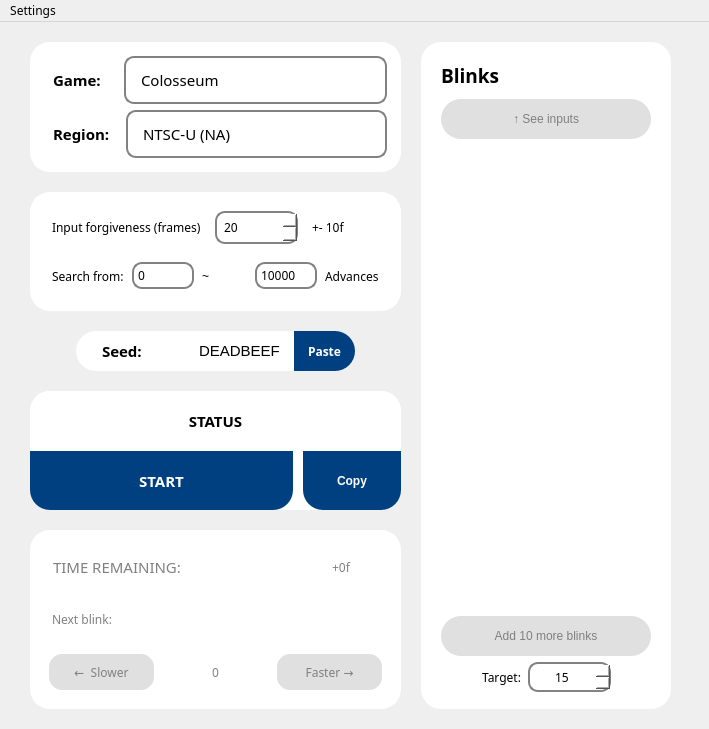
Old version of the form OpenBlink/GuiProjectBackup/OpenBlink2/mainwindow.ui in the repository KapitalRoser/OpenBlink.
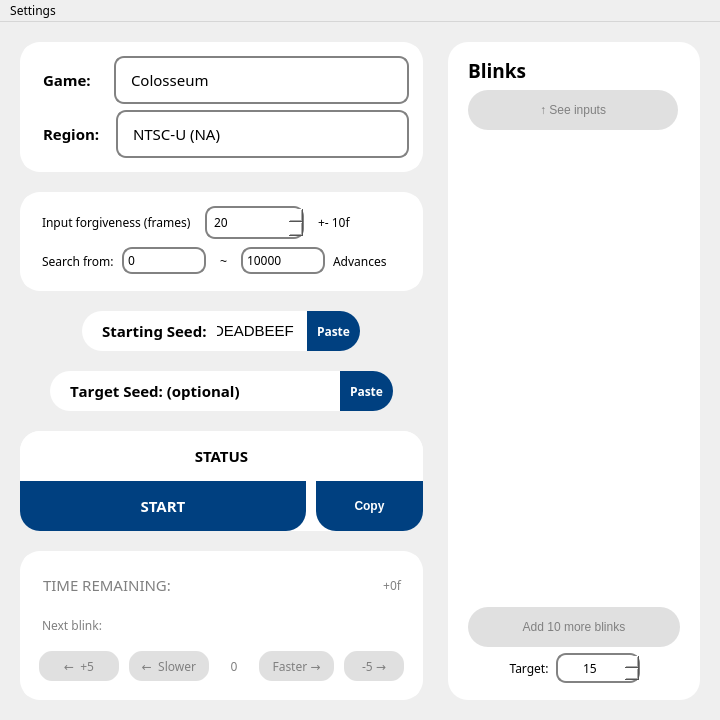
New version of the form. Icons and pictures are not drawn.

Commit message:
Implement +-5 frame adjustment
+ Possibly fix 0x0 seed bug on completion of calibration.

Diff of the .ui file:
```diff
--- a/OpenBlink/GuiProjectBackup/OpenBlink2/mainwindow.ui
+++ b/OpenBlink/GuiProjectBackup/OpenBlink2/mainwindow.ui
@@ -6,10 +6,16 @@
    <rect>
     <x>0</x>
     <y>0</y>
-    <width>709</width>
-    <height>729</height>
+    <width>720</width>
+    <height>717</height>
    </rect>
   </property>
+  <property name="sizePolicy">
+   <sizepolicy hsizetype="Preferred" vsizetype="Preferred">
+    <horstretch>0</horstretch>
+    <verstretch>0</verstretch>
+   </sizepolicy>
+  </property>
   <property name="font">
    <font>
     <family>Century Gothic</family>
@@ -26,33 +32,30 @@
    <bool>false</bool>
   </property>
   <widget class="QWidget" name="centralwidget">
-   <widget class="QWidget" name="horizontalLayoutWidget">
-    <property name="geometry">
-     <rect>
-      <x>20</x>
-      <y>10</y>
-      <width>661</width>
-      <height>687</height>
-     </rect>
-    </property>
-    <layout class="QHBoxLayout" name="BodyHoriz" stretch="1,3">
+   <property name="sizePolicy">
+    <sizepolicy hsizetype="Fixed" vsizetype="Fixed">
+     <horstretch>0</horstretch>
+     <verstretch>0</verstretch>
+    </sizepolicy>
+   </property>
+   <layout class="QHBoxLayout" name="horizontalLayout">
      <property name="spacing">
-      <number>20</number>
+     <number>25</number>
      </property>
      <property name="leftMargin">
-      <number>10</number>
+     <number>20</number>
      </property>
      <property name="topMargin">
-      <number>10</number>
+     <number>20</number>
      </property>
      <property name="rightMargin">
-      <number>10</number>
+     <number>20</number>
      </property>
      <property name="bottomMargin">
-      <number>10</number>
+     <number>20</number>
      </property>
      <item>
-      <layout class="QVBoxLayout" name="verticalLayout_5" stretch="2,2,0,2,3">
+     <layout class="QVBoxLayout" name="verticalLayout_5" stretch="2,2,0,0,2,3">
        <property name="spacing">
         <number>20</number>
        </property>
@@ -383,14 +386,23 @@
             <item>
              <widget class="QLabel" name="label_4">
               <property name="sizePolicy">
-               <sizepolicy hsizetype="Minimum" vsizetype="Minimum">
+              <sizepolicy hsizetype="Preferred" vsizetype="Preferred">
                 <horstretch>0</horstretch>
                 <verstretch>0</verstretch>
                </sizepolicy>
               </property>
+             <property name="maximumSize">
+              <size>
+               <width>35</width>
+               <height>16777215</height>
+              </size>
+             </property>
               <property name="text">
                <string>~</string>
               </property>
+             <property name="alignment">
+              <set>Qt::AlignCenter</set>
+             </property>
              </widget>
             </item>
             <item>
@@ -495,7 +507,7 @@
              <number>0</number>
             </property>
             <property name="leftMargin">
-             <number>26</number>
+            <number>20</number>
             </property>
             <property name="topMargin">
              <number>0</number>
@@ -523,18 +535,24 @@
                </font>
               </property>
               <property name="text">
-               <string>Seed:</string>
+              <string>Starting Seed:</string>
               </property>
              </widget>
             </item>
             <item>
              <widget class="QLineEdit" name="seedEntry">
               <property name="sizePolicy">
-               <sizepolicy hsizetype="Preferred" vsizetype="Expanding">
+              <sizepolicy hsizetype="Fixed" vsizetype="Preferred">
                 <horstretch>0</horstretch>
                 <verstretch>0</verstretch>
                </sizepolicy>
               </property>
+             <property name="maximumSize">
+              <size>
+               <width>100</width>
+               <height>16777215</height>
+              </size>
+             </property>
               <property name="font">
                <font>
                 <family>Segoe UI</family>
@@ -615,6 +633,177 @@
          </item>
         </layout>
        </item>
+      <item>
+       <layout class="QHBoxLayout" name="horizontalLayout_8">
+        <item>
+         <widget class="QFrame" name="targetSeedQFrame">
+          <property name="enabled">
+           <bool>true</bool>
+          </property>
+          <property name="sizePolicy">
+           <sizepolicy hsizetype="Fixed" vsizetype="Fixed">
+            <horstretch>0</horstretch>
+            <verstretch>0</verstretch>
+           </sizepolicy>
+          </property>
+          <property name="maximumSize">
+           <size>
+            <width>16777215</width>
+            <height>16777215</height>
+           </size>
+          </property>
+          <property name="styleSheet">
+           <string notr="true">
+*{
+color: black;
+background-color: white;
+border-radius: 20px;
+}
+*:disabled{
+color:grey;
+font-weight:normal;}
+QLineEdit:disabled{color:grey;}</string>
+          </property>
+          <property name="frameShape">
+           <enum>QFrame::StyledPanel</enum>
+          </property>
+          <property name="frameShadow">
+           <enum>QFrame::Raised</enum>
+          </property>
+          <layout class="QHBoxLayout" name="horizontalLayout_4" stretch="5,5,2">
+           <property name="spacing">
+            <number>0</number>
+           </property>
+           <property name="leftMargin">
+            <number>20</number>
+           </property>
+           <property name="topMargin">
+            <number>0</number>
+           </property>
+           <property name="rightMargin">
+            <number>0</number>
+           </property>
+           <property name="bottomMargin">
+            <number>0</number>
+           </property>
+           <item>
+            <widget class="QLabel" name="targetSeedLabelEntry">
+             <property name="sizePolicy">
+              <sizepolicy hsizetype="Fixed" vsizetype="Preferred">
+               <horstretch>0</horstretch>
+               <verstretch>0</verstretch>
+              </sizepolicy>
+             </property>
+             <property name="font">
+              <font>
+               <family>Century Gothic</family>
+               <pointsize>11</pointsize>
+               <bold>true</bold>
+               <kerning>false</kerning>
+              </font>
+             </property>
+             <property name="text">
+              <string>Target Seed: (optional)</string>
+             </property>
+            </widget>
+           </item>
+           <item>
+            <widget class="QLineEdit" name="targetSeedEntry">
+             <property name="sizePolicy">
+              <sizepolicy hsizetype="Fixed" vsizetype="Preferred">
+               <horstretch>0</horstretch>
+               <verstretch>0</verstretch>
+              </sizepolicy>
+             </property>
+             <property name="maximumSize">
+              <size>
+               <width>100</width>
+               <height>16777215</height>
+              </size>
+             </property>
+             <property name="font">
+              <font>
+               <family>Segoe UI</family>
+               <pointsize>11</pointsize>
+              </font>
+             </property>
+             <property name="styleSheet">
+              <string notr="true">padding:10px;</string>
+             </property>
+             <property name="text">
+              <string/>
+             </property>
+             <property name="maxLength">
+              <number>8</number>
+             </property>
+             <property name="alignment">
+              <set>Qt::AlignRight|Qt::AlignTrailing|Qt::AlignVCenter</set>
+             </property>
+             <property name="readOnly">
+              <bool>false</bool>
+             </property>
+            </widget>
+           </item>
+           <item>
+            <widget class="QPushButton" name="targetPasteButton">
+             <property name="sizePolicy">
+              <sizepolicy hsizetype="Expanding" vsizetype="Expanding">
+               <horstretch>0</horstretch>
+               <verstretch>0</verstretch>
+              </sizepolicy>
+             </property>
+             <property name="minimumSize">
+              <size>
+               <width>0</width>
+               <height>0</height>
+              </size>
+             </property>
+             <property name="maximumSize">
+              <size>
+               <width>600</width>
+               <height>100</height>
+              </size>
+             </property>
+             <property name="font">
+              <font>
+               <family>Century Gothic</family>
+               <pointsize>9</pointsize>
+               <italic>false</italic>
+               <bold>true</bold>
+              </font>
+             </property>
+             <property name="styleSheet">
+              <string notr="true">QPushButton{background-color: #004080;
+font: 9pt &quot;Century Gothic&quot;;
+color: white;
+font-weight: bold;
+border-radius:0px;
+border-top-right-radius:20px;
+border-bottom-right-radius:20px;
+padding:10px;
+}
+QPushButton:hover{
+background-color: #265d93;
+}
+QPushButton:pressed{
+background-color: #004080;
+}
+QPushButton:disabled{
+background-color:#e0e0e0;
+font-weight:normal;
+color:grey;
+}</string>
+             </property>
+             <property name="text">
+              <string>Paste</string>
+             </property>
+            </widget>
+           </item>
+          </layout>
+         </widget>
+        </item>
+       </layout>
+      </item>
        <item>
         <widget class="QFrame" name="statusFrame">
          <property name="font">
@@ -772,6 +961,12 @@
          <property name="enabled">
           <bool>false</bool>
          </property>
+        <property name="sizePolicy">
+         <sizepolicy hsizetype="Preferred" vsizetype="Preferred">
+          <horstretch>0</horstretch>
+          <verstretch>0</verstretch>
+         </sizepolicy>
+        </property>
          <property name="autoFillBackground">
           <bool>false</bool>
          </property>
@@ -793,12 +988,56 @@
           <enum>QFrame::Raised</enum>
          </property>
          <layout class="QGridLayout" name="gridLayout">
-          <item row="2" column="0" colspan="3">
-           <layout class="QHBoxLayout" name="horizontalLayout">
             <property name="spacing">
              <number>0</number>
             </property>
-            <item>
+         <item row="2" column="0">
+          <widget class="QPushButton" name="slowerButtonX5">
+           <property name="sizePolicy">
+            <sizepolicy hsizetype="Preferred" vsizetype="Preferred">
+             <horstretch>0</horstretch>
+             <verstretch>0</verstretch>
+            </sizepolicy>
+           </property>
+           <property name="minimumSize">
+            <size>
+             <width>90</width>
+             <height>0</height>
+            </size>
+           </property>
+           <property name="font">
+            <font>
+             <family>Century Gothic</family>
+             <pointsize>9</pointsize>
+             <italic>false</italic>
+             <bold>true</bold>
+            </font>
+           </property>
+           <property name="styleSheet">
+            <string notr="true">QPushButton{background-color: #004080;
+font: 9pt &quot;Century Gothic&quot;;
+color: white;
+font-weight: bold;
+border-radius:18px;
+}
+QPushButton:hover{
+background-color: #265d93;
+}
+QPushButton:pressed{
+background-color: #004080;
+}
+QPushButton:disabled{
+background-color:#e0e0e0;
+font-weight:normal;
+color:grey;
+}</string>
+           </property>
+           <property name="text">
+            <string>←  +5</string>
+           </property>
+          </widget>
+         </item>
+         <item row="2" column="1">
              <widget class="QPushButton" name="slowerButton">
               <property name="sizePolicy">
                <sizepolicy hsizetype="Preferred" vsizetype="Preferred">
@@ -808,7 +1047,7 @@
               </property>
               <property name="minimumSize">
                <size>
-                <width>115</width>
+             <width>90</width>
                 <height>0</height>
                </size>
               </property>
@@ -844,7 +1083,7 @@
               </property>
              </widget>
             </item>
-            <item>
+         <item row="2" column="2">
              <widget class="QLabel" name="nudgeOffsetLabel">
               <property name="sizePolicy">
                <sizepolicy hsizetype="Preferred" vsizetype="Preferred">
@@ -873,7 +1112,7 @@
               </property>
              </widget>
             </item>
-            <item>
+         <item row="2" column="3">
              <widget class="QPushButton" name="fasterButton">
               <property name="sizePolicy">
                <sizepolicy hsizetype="Preferred" vsizetype="Preferred">
@@ -883,7 +1122,7 @@
               </property>
               <property name="minimumSize">
                <size>
-                <width>115</width>
+             <width>85</width>
                 <height>0</height>
                </size>
               </property>
@@ -922,41 +1161,56 @@
               </property>
              </widget>
             </item>
-           </layout>
-          </item>
-          <item row="0" column="2">
-           <widget class="QLabel" name="nudgeMSLabel">
-            <property name="font">
-             <font>
-              <family>Century Gothic</family>
-              <italic>false</italic>
-              <bold>false</bold>
-             </font>
-            </property>
-            <property name="text">
-             <string>+0f</string>
-            </property>
-            <property name="alignment">
-             <set>Qt::AlignCenter</set>
-            </property>
-           </widget>
-          </item>
-          <item row="0" column="0">
-           <widget class="QLabel" name="TotalTimeLabel">
+         <item row="2" column="4">
+          <widget class="QPushButton" name="fasterButtonX5">
+           <property name="sizePolicy">
+            <sizepolicy hsizetype="Preferred" vsizetype="Preferred">
+             <horstretch>0</horstretch>
+             <verstretch>0</verstretch>
+            </sizepolicy>
+           </property>
+           <property name="minimumSize">
+            <size>
+             <width>70</width>
+             <height>0</height>
+            </size>
+           </property>
             <property name="font">
              <font>
               <family>Century Gothic</family>
-              <pointsize>11</pointsize>
+             <pointsize>9</pointsize>
               <italic>false</italic>
-              <bold>false</bold>
-             </font>
-            </property>
+             <bold>true</bold>
+            </font>
+           </property>
+           <property name="autoFillBackground">
+            <bool>false</bool>
+           </property>
+           <property name="styleSheet">
+            <string notr="true">QPushButton{background-color: #004080;
+font: 9pt &quot;Century Gothic&quot;;
+color: white;
+font-weight: bold;
+border-radius:18px;
+}
+QPushButton:hover{
+background-color: #265d93;
+}
+QPushButton:pressed{
+background-color: #004080;
+}
+QPushButton:disabled{
+background-color:#e0e0e0;
+font-weight:normal;
+color:grey;
+}</string>
+           </property>
             <property name="text">
-             <string>TIME REMAINING:</string>
+            <string>-5 →</string>
             </property>
            </widget>
           </item>
-          <item row="1" column="0">
+         <item row="1" column="0" colspan="5">
            <widget class="QLabel" name="localTimeLabel">
             <property name="font">
              <font>
@@ -970,6 +1224,38 @@
             </property>
            </widget>
           </item>
+         <item row="0" column="0" colspan="3">
+          <widget class="QLabel" name="TotalTimeLabel">
+           <property name="font">
+            <font>
+             <family>Century Gothic</family>
+             <pointsize>11</pointsize>
+             <italic>false</italic>
+             <bold>false</bold>
+            </font>
+           </property>
+           <property name="text">
+            <string>TIME REMAINING:</string>
+           </property>
+          </widget>
+         </item>
+         <item row="0" column="3" colspan="2">
+          <widget class="QLabel" name="nudgeMSLabel">
+           <property name="font">
+            <font>
+             <family>Century Gothic</family>
+             <italic>false</italic>
+             <bold>false</bold>
+            </font>
+           </property>
+           <property name="text">
+            <string>+0f</string>
+           </property>
+           <property name="alignment">
+            <set>Qt::AlignRight|Qt::AlignTrailing|Qt::AlignVCenter</set>
+           </property>
+          </widget>
+         </item>
          </layout>
         </widget>
        </item>
@@ -978,7 +1264,7 @@
      <item>
       <widget class="QFrame" name="blinkTableFrame">
        <property name="sizePolicy">
-        <sizepolicy hsizetype="Fixed" vsizetype="Preferred">
+       <sizepolicy hsizetype="Preferred" vsizetype="Preferred">
          <horstretch>0</horstretch>
          <verstretch>0</verstretch>
         </sizepolicy>
@@ -1006,7 +1292,7 @@
        <property name="frameShadow">
         <enum>QFrame::Raised</enum>
        </property>
-       <layout class="QVBoxLayout" name="verticalLayout">
+      <layout class="QVBoxLayout" name="verticalLayout" stretch="2,2,0,6,2">
         <property name="spacing">
          <number>6</number>
         </property>
@@ -1109,6 +1395,12 @@
              <height>451</height>
             </rect>
            </property>
+          <property name="sizePolicy">
+           <sizepolicy hsizetype="Fixed" vsizetype="Fixed">
+            <horstretch>0</horstretch>
+            <verstretch>0</verstretch>
+           </sizepolicy>
+          </property>
            <property name="frameShape">
             <enum>QFrame::NoFrame</enum>
            </property>
@@ -1294,13 +1586,12 @@
      </item>
     </layout>
    </widget>
-  </widget>
   <widget class="QMenuBar" name="menubar">
    <property name="geometry">
     <rect>
      <x>0</x>
      <y>0</y>
-     <width>709</width>
+     <width>720</width>
      <height>20</height>
     </rect>
    </property>
```
Lines whose indentation alone changed are shown as unchanged. The commit also changes 9 other files.
